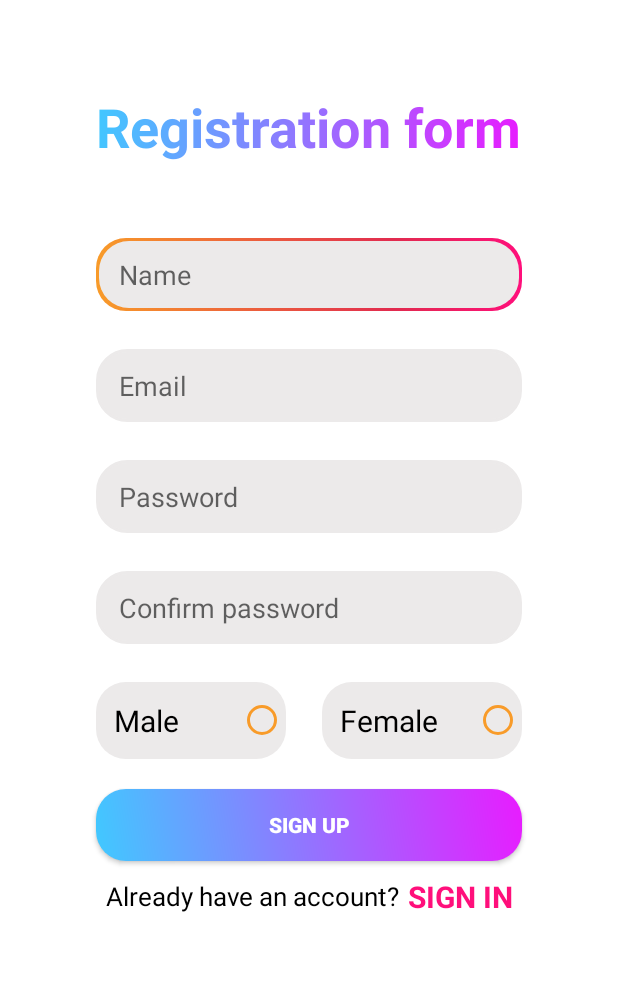
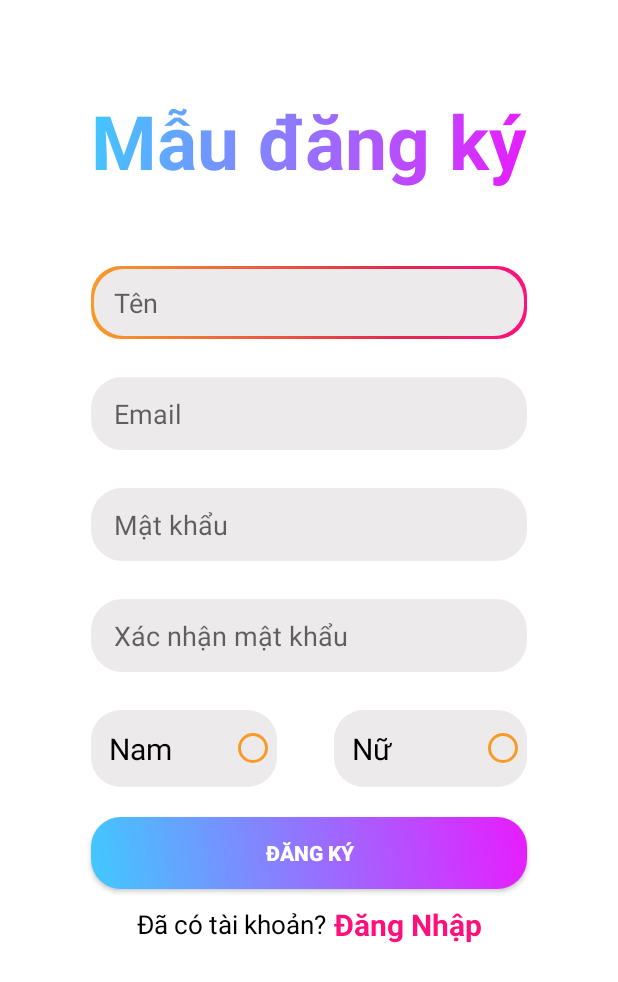
Before and after one commit to hungnguyen157/US-Talk, an Android app: the SignUpActivity screen opened directly, with no data from a screen before it, on a phone screen of 412 x 824 dp. Shown: the top 982 px of the screen. Run offline under Robolectric (Android 15) with nearby library versions, the phone set to English and light mode, and no system bars; our stand-ins replace Firebase (no records; nobody signed in at launch, a user with empty details on screens opened directly).

Commit message:
translate sign in and sign up page to Vietnamese

```diff
--- a/USTalk/app/src/main/res/layout/activity_sign_in.xml
+++ b/USTalk/app/src/main/res/layout/activity_sign_in.xml
@@ -30,7 +30,7 @@
             android:layout_marginTop="60dp"
             android:text="@string/welcome"
             android:textColor="@color/orange"
-            android:textSize="42sp"
+            android:textSize="44sp"
             android:textStyle="bold"
             app:layout_constraintEnd_toStartOf="@+id/end_vertical_guideline"
             app:layout_constraintStart_toStartOf="@+id/start_vertical_guideline"
@@ -119,7 +119,7 @@
             android:id="@+id/linearLayout"
             android:layout_width="wrap_content"
             android:layout_height="wrap_content"
-            android:layout_marginTop="5dp"
+            android:layout_marginTop="10dp"
             android:paddingBottom="10dp"
             android:orientation="horizontal"
             app:layout_constraintEnd_toEndOf="@+id/btnSignIn"
--- a/USTalk/app/src/main/res/layout/activity_sign_up.xml
+++ b/USTalk/app/src/main/res/layout/activity_sign_up.xml
@@ -30,7 +30,7 @@
             android:layout_marginTop="60dp"
             android:text="@string/sign_up_label"
             android:textColor="@color/blue"
-            android:textSize="36sp"
+            android:textSize="50sp"
             android:textStyle="bold"
             app:layout_constraintEnd_toStartOf="@+id/end_vertical_guideline"
             app:layout_constraintStart_toStartOf="@+id/start_vertical_guideline"
@@ -119,8 +119,7 @@
                 android:text="@string/sex_male"
                 android:textSize="20sp"
                 android:background="@drawable/custom_radio_button"
-                android:layout_weight="1"
-                android:paddingStart="15dp"/>
+                android:layout_weight="1"/>
 
             <LinearLayout
                 android:layout_width="wrap_content"
@@ -136,7 +135,8 @@
                 android:text="@string/sex_female"
                 android:textSize="20sp"
                 android:background="@drawable/custom_radio_button"
-                android:layout_weight="1"/>
+                android:layout_weight="1"
+                android:paddingStart="20dp"/>
         </RadioGroup>
 
         <android.widget.Button
--- a/USTalk/app/src/main/res/values/strings.xml
+++ b/USTalk/app/src/main/res/values/strings.xml
@@ -1,20 +1,20 @@
 <resources>
     <string name="app_name">US Talk</string>
-    <string name="search">Search</string>
+    <string name="search">Tìm kiếm</string>
     <string name="email_hint">Email</string>
-    <string name="password_hint">Password</string>
-    <string name="confirm_password_hint">Confirm password</string>
-    <string name="name_hint">Name</string>
-    <string name="welcome">Welcome to the</string>
-    <string name="dont_have_account">Don\'t have an account?</string>
-    <string name="already_have_account">Already have an account?</string>
-    <string name="sign_up_label">Registration form</string>
-    <string name="sex">Sex:</string>
-    <string name="forgot_password">Forgot password?</string>
-    <string name="sign_up">SIGN UP</string>
-    <string name="sign_in">SIGN IN</string>
-    <string name="sex_male">Male</string>
-    <string name="sex_female">Female</string>
+    <string name="password_hint">Mật khẩu</string>
+    <string name="confirm_password_hint">Xác nhận mật khẩu</string>
+    <string name="name_hint">Tên</string>
+    <string name="welcome">Chào mừng tới</string>
+    <string name="dont_have_account">Không có tài khoản?</string>
+    <string name="already_have_account">Đã có tài khoản?</string>
+    <string name="sign_up_label">Mẫu đăng ký</string>
+    <string name="sex">Giới tính:</string>
+    <string name="forgot_password">Quên mật khẩu?</string>
+    <string name="sign_up">Đăng Ký</string>
+    <string name="sign_in">Đăng Nhập</string>
+    <string name="sex_male">Nam</string>
+    <string name="sex_female">Nữ</string>
     <string name="bottom_tab_1">Home</string>
     <string name="bottom_tab_2">Contact</string>
 </resources>
```
